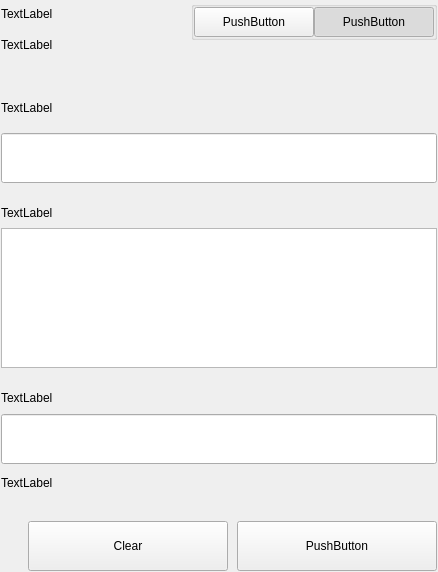
This is src/qt/vitae/settings/forms/settingssignmessagewidgets.ui in VitaeTeam/Vitae as Qt 5 draws it before an edit. The edited form follows.
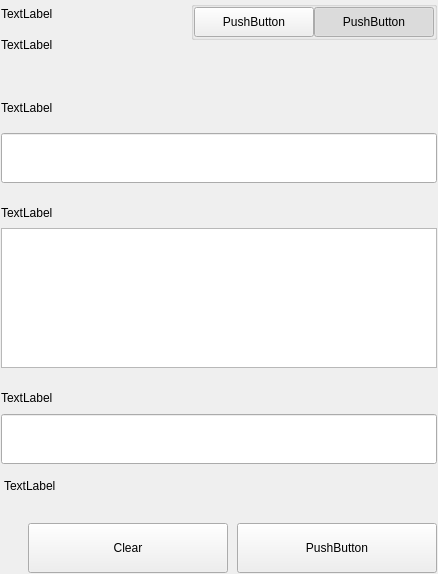
This is the edited form.

Commit message: [GUI] Minor layout corrections in custom fee dialog and tools sign message.

```diff
--- a/src/qt/vitae/settings/forms/settingssignmessagewidgets.ui
+++ b/src/qt/vitae/settings/forms/settingssignmessagewidgets.ui
@@ -7,7 +7,7 @@
     <x>0</x>
     <y>0</y>
     <width>438</width>
-    <height>572</height>
+    <height>574</height>
    </rect>
   </property>
   <property name="windowTitle">
@@ -428,6 +428,9 @@
          </item>
          <item>
           <widget class="QLabel" name="statusLabel_SM">
+           <property name="styleSheet">
+            <string notr="true">padding-top:5px;</string>
+           </property>
            <property name="text">
             <string>TextLabel</string>
            </property>
```
The commit also changes 4 other files.
